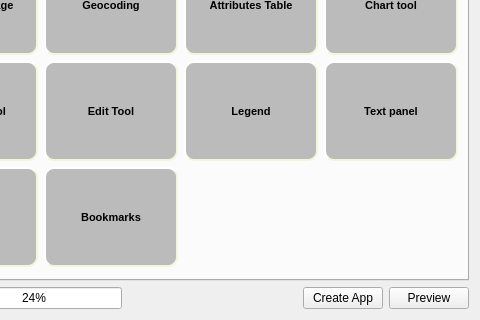
Above: src/webappbuilder/ui_maindialog.ui from planetfederal/qgis-webappbuilder-plugin before the change; both pictures show x 118 to 598 and y 449 to 769 of the 598 by 769 pixel window. Below: the same form after it.
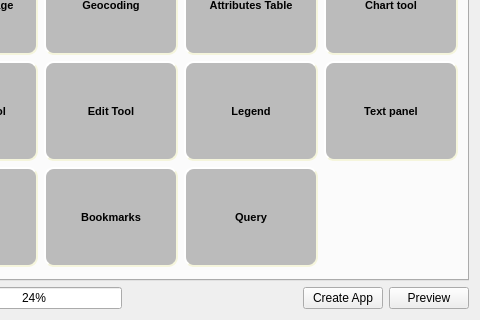
That is the form after the change. The open tabs and pages were chosen to show the change. Icons and pictures are not drawn.

Commit message: Added query tool

The edit to the form file:
```diff
--- a/src/webappbuilder/ui_maindialog.ui
+++ b/src/webappbuilder/ui_maindialog.ui
@@ -1515,6 +1515,52 @@
          </property>
         </widget>
        </item>
+       <item row="7" column="2">
+        <widget class="QToolButton" name="queryButton">
+         <property name="minimumSize">
+          <size>
+           <width>134</width>
+           <height>100</height>
+          </size>
+         </property>
+         <property name="styleSheet">
+          <string notr="true">QToolButton {
+     background-color: #bbbbbb;
+     border-style: outset;
+     border-width: 2px;
+     border-radius: 10px;
+     border-color: beige;
+     font: bold 11px;
+     min-width: 100px;
+     max-widht: 100px;
+     padding: 15px;
+ }
+ QToolButton:checked {
+     background-color: #9ABEED;
+     border-style: inset;
+ }</string>
+         </property>
+         <property name="text">
+          <string>Query</string>
+         </property>
+         <property name="icon">
+          <iconset resource="resources.qrc">
+           <normaloff>:/plugins/qgis2ol/icons/puzzle.png</normaloff>:/plugins/qgis2ol/icons/puzzle.png</iconset>
+         </property>
+         <property name="iconSize">
+          <size>
+           <width>32</width>
+           <height>32</height>
+          </size>
+         </property>
+         <property name="checkable">
+          <bool>true</bool>
+         </property>
+         <property name="toolButtonStyle">
+          <enum>Qt::ToolButtonTextUnderIcon</enum>
+         </property>
+        </widget>
+       </item>
        <item row="8" column="0">
         <spacer name="verticalSpacer_3">
          <property name="orientation">
```
The commit also changes 7 other files.
